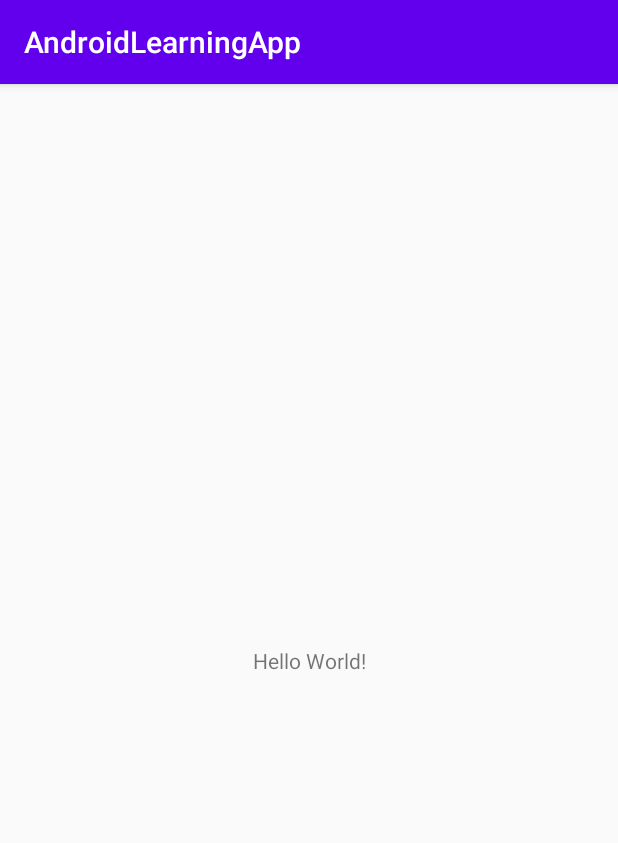
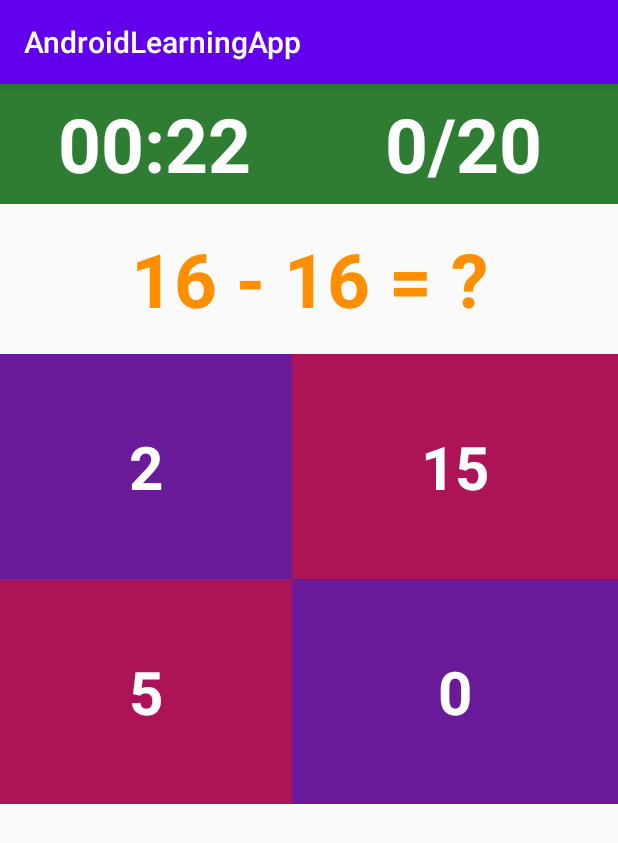
Before and after one commit to loganathan-s/AndroidLearningApp, an Android app: the screen it shows after launch (MainActivity before the commit, GameActivity after it), on a phone screen of 412 x 824 dp. Shown: the top 843 px of the screen. Run offline under Robolectric (Android 15) with nearby library versions, the light colour scheme and no system bars.

Commit message:
Math game using table layout

```diff
--- /dev/null
+++ b/app/src/main/java/com/example/androidlearningapp/GameActivity.java
@@ -0,0 +1,111 @@
+package com.example.androidlearningapp;
+
+import android.content.Intent;
+import android.os.Bundle;
+import android.os.CountDownTimer;
+import android.util.Log;
+import android.view.View;
+import android.widget.TableLayout;
+import android.widget.TextView;
+
+import androidx.appcompat.app.AppCompatActivity;
+
+import java.util.ArrayList;
+import java.util.Collections;
+import java.util.List;
+import java.util.Random;
+
+public class GameActivity extends AppCompatActivity {
+    public TextView optionOne;
+    public TextView optionTwo;
+    public TextView optionThree;
+    public TextView optionFour;
+    public TextView timer;
+    public TextView puzzle;
+    public TextView score;
+    private Puzzle question;
+    private Integer correctAnswer;
+    private Integer validTag;
+    private Integer userScore;
+
+    public void checkAnswer(View view) {
+        int selectedOption = (int) view.getTag();
+        if(validTag.equals(selectedOption)) {
+            userScore++;
+            this.generateNewQuestion();
+        }
+    }
+
+    @Override
+    protected void onCreate(Bundle savedInstanceState) {
+        super.onCreate(savedInstanceState);
+        setContentView(R.layout.activity_game);
+        userScore = 0;
+        optionOne = (TextView) findViewById(R.id.optionOne);
+        optionTwo = (TextView) findViewById(R.id.optionTwo);
+        optionThree = (TextView) findViewById(R.id.optionThree);
+        optionFour = (TextView) findViewById(R.id.optionFour);
+        optionOne.setTag(1);
+        optionTwo.setTag(2);
+        optionThree.setTag(3);
+        optionFour.setTag(4);
+
+        timer = (TextView) findViewById(R.id.timer);
+        this.generateNewQuestion();
+        new CountDownTimer(30000, 1000) {
+            public void onTick(long millisUntilFinished) {
+                score.setText(String.valueOf(userScore)+"/20");
+                timer.setText("00:" + millisUntilFinished / 1000);
+            }
+
+            public void onFinish() {
+                timer.setText("00:00");
+                score.setText("0/20");
+                Intent intent = new Intent(GameActivity.this, MainActivity.class);
+                startActivity(intent);
+            }
+        }.start();
+    }
+
+    protected void generateNewQuestion() {
+        question = new Puzzle();
+        question.generateOptions();
+        puzzle = (TextView) findViewById(R.id.puzzle);
+        score = (TextView) findViewById(R.id.score);
+        puzzle.setText(question.question());
+        Random rand = new Random();
+        correctAnswer = question.getAnswer();
+        List<Integer> options = question.getOptions();
+        for (int i = 0; i < 4; i ++) {
+            Integer answer = question.updateOptions();
+            switch (i) {
+                case 0:
+                    if (answer.equals(correctAnswer)) {
+                        validTag = 1;
+                    }
+                    optionOne.setText(String.valueOf(answer));
+                    break;
+                case 1:
+                    if (answer.equals(correctAnswer)) {
+                        validTag = 2;
+                    }
+                    optionTwo.setText(String.valueOf(answer));
+                    break;
+                case 2:
+                    if (answer.equals(correctAnswer)) {
+                        validTag = 3;
+                    }
+                    optionThree.setText(String.valueOf(answer));
+                    break;
+                case 3:
+                    if (answer.equals(correctAnswer)) {
+                        validTag = 4;
+                    }
+                    optionFour.setText(String.valueOf(answer));
+                    break;
+                default:
+                    break;
+            };
+        }
+    }
+}
--- /dev/null
+++ b/app/src/main/java/com/example/androidlearningapp/Puzzle.java
@@ -0,0 +1,161 @@
+package com.example.androidlearningapp;
+
+import android.util.Log;
+
+import java.util.ArrayList;
+import java.util.List;
+import java.util.Random;
+
+public class Puzzle {
+    private String operation;
+    private int number1;
+    private int number2;
+    private int answer;
+
+    private List<Integer> options;
+
+    enum Operation {
+        ADDITION,
+        SUBTRACTION,
+        MULTIPLICATION
+    }
+
+    private static final int DEFAULT_MIN_VALUE = 2;
+    private static final int DEFAULT_MAX_VALUE = 20;
+
+    public void setOperation(String operation) {
+        this.operation = operation;
+    }
+
+    public Puzzle() {
+        this.number1 = (int)(Math.random() * DEFAULT_MAX_VALUE) + DEFAULT_MIN_VALUE;
+        this.number2 = (int)(Math.random() * DEFAULT_MAX_VALUE) + DEFAULT_MIN_VALUE;
+        this.options =  new ArrayList<Integer>();
+        this.operation = "";
+    }
+
+    public int getNumber1() {
+        return number1;
+    }
+
+    public void setNumber1(int number1) {
+        this.number1 = number1;
+    }
+
+    public int getNumber2() {
+        return number2;
+    }
+
+    public void setNumber2(int number2) {
+        this.number2 = number2;
+    }
+
+    public int getAnswer() {
+        return answer;
+    }
+
+    public void setAnswer(int answer) {
+        this.answer = answer;
+    }
+
+    public List<Integer> getOptions() {
+        return options;
+    }
+
+    public void setOptions(ArrayList<Integer> options) {
+        this.options = options;
+    }
+
+    protected void getOperation() {
+        int rnd = new Random().nextInt(Operation.values().length);
+        Operation[] operations =  Operation.values();
+        this.operation = String.valueOf(operations[rnd]);;
+    }
+
+    protected void generateOptions() {
+        this.getOperation();
+        Log.i(",,,", "---------------------"+this.operation);
+        switch (this.operation) {
+            case "ADDITION":
+                Log.i(",,,", "---------------------");
+                Log.i(",,,", String.valueOf(this.number1));
+                Log.i(",,,", String.valueOf(this.number2));
+                this.answer = this.number1 + this.number2;
+                Log.i(",,,", this.operation);
+                Log.i(",,,", String.valueOf(this.answer));
+                Log.i(",,,", "---------------------");
+                this.options.add(this.answer);
+                this.options.add(this.number1 + (int)(Math.random() * this.answer)- 1);
+                this.options.add(this.number1 + (int)(Math.random() * this.number2)-this.answer);
+                this.options.add(this.number1 + (int)(Math.random() * this.number2)+this.answer);
+                break;
+            case "SUBTRACTION":
+                Log.i(",,,", "---------------------");
+                Log.i(",,,", String.valueOf(this.number1));
+                Log.i(",,,", String.valueOf(this.number2));
+                Log.i(",,,", this.operation);
+                this.answer = this.number1 - this.number2;
+                Log.i(",,,", this.operation);
+                Log.i("answer", String.valueOf(this.answer));
+                Log.i(",,,", "---------------------");
+                this.options.add(this.answer);
+                this.options.add(this.number1 - (int)(Math.random() * this.answer)- 1);
+                this.options.add(this.number1 - (int)(Math.random() * this.number2)-this.answer);
+                this.options.add(this.number1 - (int)(Math.random() * this.number2)+this.answer);
+                break;
+            case "MULTIPLICATION":
+                Log.i(",,,", "---------------------");
+                Log.i(",,,", String.valueOf(this.number1));
+                Log.i(",,,", String.valueOf(this.number2));
+                Log.i(",,,", this.operation);
+                this.answer = this.number1 * this.number2;
+                Log.i(",,,", String.valueOf(this.answer));
+                Log.i(",,,", "---------------------");
+                this.options.add(this.answer);
+                this.options.add(this.number1 * (int)(Math.random() * this.answer)- 1);
+                this.options.add(this.number1 * (int)(Math.random() * this.number2)-this.answer);
+                this.options.add(this.number1 * (int)(Math.random() * this.number2)+this.answer);
+                break;
+            case "DIVISION":
+                Log.i(",,,", "---------------------");
+                Log.i(",,,", String.valueOf(this.number1));
+                Log.i(",,,", String.valueOf(this.number2));
+                this.answer = this.number1 - this.number2;
+                Log.i(",,,", String.valueOf(this.answer));
+                Log.i(",,,", "---------------------");
+                this.options.add(this.answer);
+                this.options.add(this.number1 / (int)(Math.random() * this.number2)-1);
+                this.options.add(this.number1 / (int)(Math.random() * this.number2)-2);
+                this.options.add(this.number1 / (int)(Math.random() * this.number2)-3);
+                break;
+            default:
+                break;
+        }
+    };
+
+    protected String question() {
+        String question = "";
+        switch (operation) {
+            case "ADDITION":
+                question = String.format("%s + %s = ?", number1, number2);
+                break;
+            case "SUBTRACTION":
+                question = String.format("%s - %s = ?", number1, number2);
+                break;
+            case "MULTIPLICATION":
+                question = String.format("%s * %s = ?", number1, number2);
+                break;
+            case "DIVISION":
+                question = String.format("%s / %s = ?", number1, number2);
+                break;
+            default:
+                break;
+        }
+        return question;
+    };
+
+    protected Integer updateOptions() {
+        int rnd = new Random().nextInt(this.options.size());
+        return this.options.remove(rnd);
+    }
+}
--- /dev/null
+++ b/app/src/main/res/layout/activity_game.xml
@@ -0,0 +1,133 @@
+<?xml version="1.0" encoding="utf-8"?>
+<androidx.constraintlayout.widget.ConstraintLayout xmlns:android="http://schemas.android.com/apk/res/android"
+    xmlns:app="http://schemas.android.com/apk/res-auto"
+    xmlns:tools="http://schemas.android.com/tools"
+    android:layout_width="match_parent"
+    android:layout_height="match_parent"
+    tools:context=".GameActivity">
+
+    <LinearLayout
+        android:layout_width="0dp"
+        android:layout_height="0dp"
+        android:orientation="vertical"
+        app:layout_constraintBottom_toBottomOf="parent"
+        app:layout_constraintEnd_toEndOf="parent"
+        app:layout_constraintHorizontal_bias="0.0"
+        app:layout_constraintStart_toStartOf="parent"
+        app:layout_constraintTop_toTopOf="parent"
+        app:layout_constraintVertical_bias="0.0">
+
+        <LinearLayout
+            android:id="@+id/header"
+            android:layout_width="match_parent"
+            android:layout_height="80dp"
+            android:background="#2E7D32"
+            android:orientation="horizontal">
+
+            <TextView
+                android:id="@+id/timer"
+                android:layout_width="match_parent"
+                android:layout_height="match_parent"
+                android:layout_weight="1"
+                android:gravity="center_horizontal|center_vertical"
+                android:textColor="@android:color/white"
+                android:textSize="50sp"
+                android:textStyle="bold" />
+
+            <TextView
+                android:id="@+id/score"
+                android:layout_width="match_parent"
+                android:layout_height="match_parent"
+                android:layout_weight="1"
+                android:gravity="center_horizontal|center_vertical"
+                android:textColor="@android:color/white"
+                android:textSize="50sp"
+                android:textStyle="bold" />
+
+        </LinearLayout>
+
+        <TextView
+            android:id="@+id/puzzle"
+            android:layout_width="match_parent"
+            android:layout_height="100dp"
+            android:gravity="center_horizontal|center_vertical"
+            android:textColor="#FF8F00"
+            android:textSize="50sp"
+            android:textStyle="bold" />
+
+        <TableLayout
+            android:id="@+id/options"
+            android:layout_width="match_parent"
+            android:layout_height="300dp"
+            android:stretchColumns="*">
+
+            <TableRow
+                android:id="@+id/row1"
+                android:layout_width="match_parent"
+                android:layout_height="150dp">
+
+                <TextView
+                    android:id="@+id/optionOne"
+                    android:layout_width="match_parent"
+                    android:layout_height="150dp"
+                    android:background="#6A1B9A"
+                    android:gravity="center_horizontal|center_vertical"
+                    android:textColor="#FFFFFF"
+                    android:textSize="40sp"
+                    android:clickable="true"
+                    android:onClick="checkAnswer"
+                    android:textStyle="bold" />
+
+                <TextView
+                    android:id="@+id/optionTwo"
+                    android:layout_width="wrap_content"
+                    android:layout_height="150dp"
+                    android:layout_gravity="clip_horizontal|clip_vertical"
+                    android:background="#AD1457"
+                    android:foregroundGravity="clip_horizontal|clip_vertical"
+                    android:gravity="clip_horizontal|center|clip_vertical|center_horizontal"
+                    android:textColor="#FFFFFF"
+                    android:textSize="40sp"
+                    android:clickable="true"
+                    android:onClick="checkAnswer"
+                    android:textStyle="bold" />
+            </TableRow>
+
+            <TableRow
+                android:id="@+id/row2"
+                android:layout_width="match_parent"
+                android:layout_height="150dp">
+
+                <TextView
+                    android:id="@+id/optionThree"
+                    android:layout_width="match_parent"
+                    android:layout_height="150dp"
+                    android:background="#AD1457"
+                    android:gravity="center_horizontal|center_vertical"
+                    android:text=""
+                    android:textColor="#FFFFFF"
+                    android:textSize="40sp"
+                    android:clickable="true"
+                    android:onClick="checkAnswer"
+                    android:textStyle="bold" />
+
+                <TextView
+                    android:id="@+id/optionFour"
+                    android:layout_width="match_parent"
+                    android:layout_height="150dp"
+                    android:layout_gravity="clip_horizontal|clip_vertical"
+                    android:background="#6A1B9A"
+                    android:foregroundGravity="clip_horizontal|clip_vertical"
+                    android:gravity="clip_horizontal|center|clip_vertical|center_horizontal"
+                    android:text=""
+                    android:textColor="#FFFFFF"
+                    android:textSize="40sp"
+                    android:clickable="true"
+                    android:onClick="checkAnswer"
+                    android:textStyle="bold" />
+            </TableRow>
+
+        </TableLayout>
+    </LinearLayout>
+
+</androidx.constraintlayout.widget.ConstraintLayout>
```
Also changed, not shown: app/src/main/AndroidManifest.xml (+7 -0 lines), app/src/main/java/com/example/androidlearningapp/MainActivity.java (+12 -0 lines), app/src/main/res/layout/activity_main.xml (+13 -6 lines).
